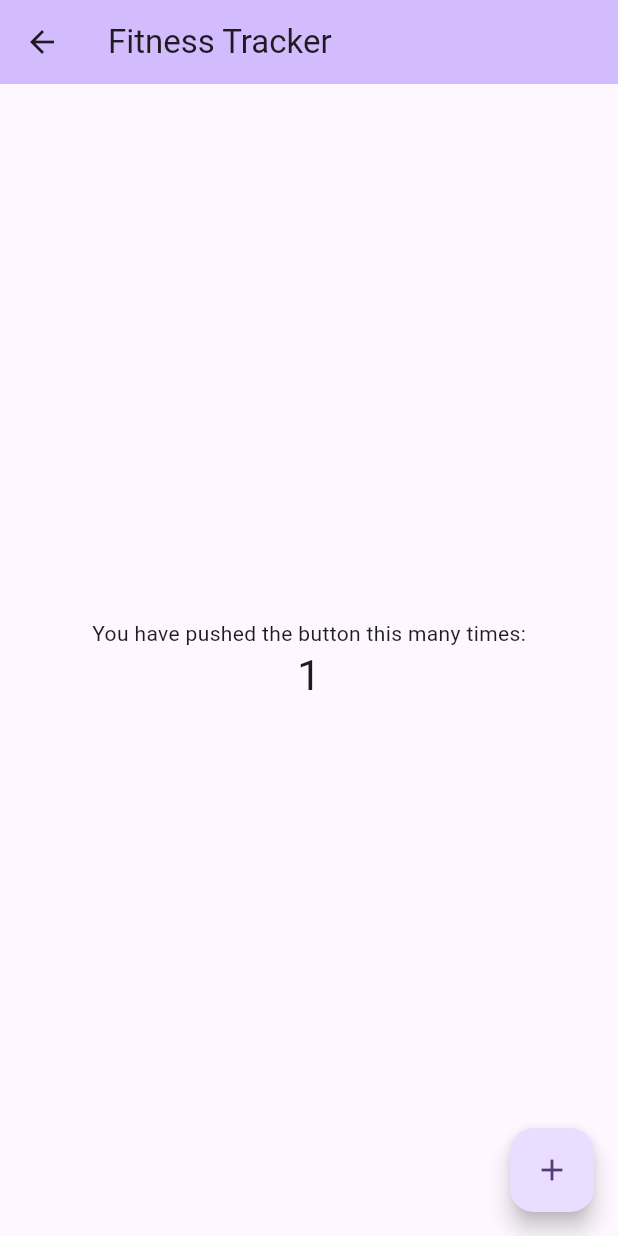
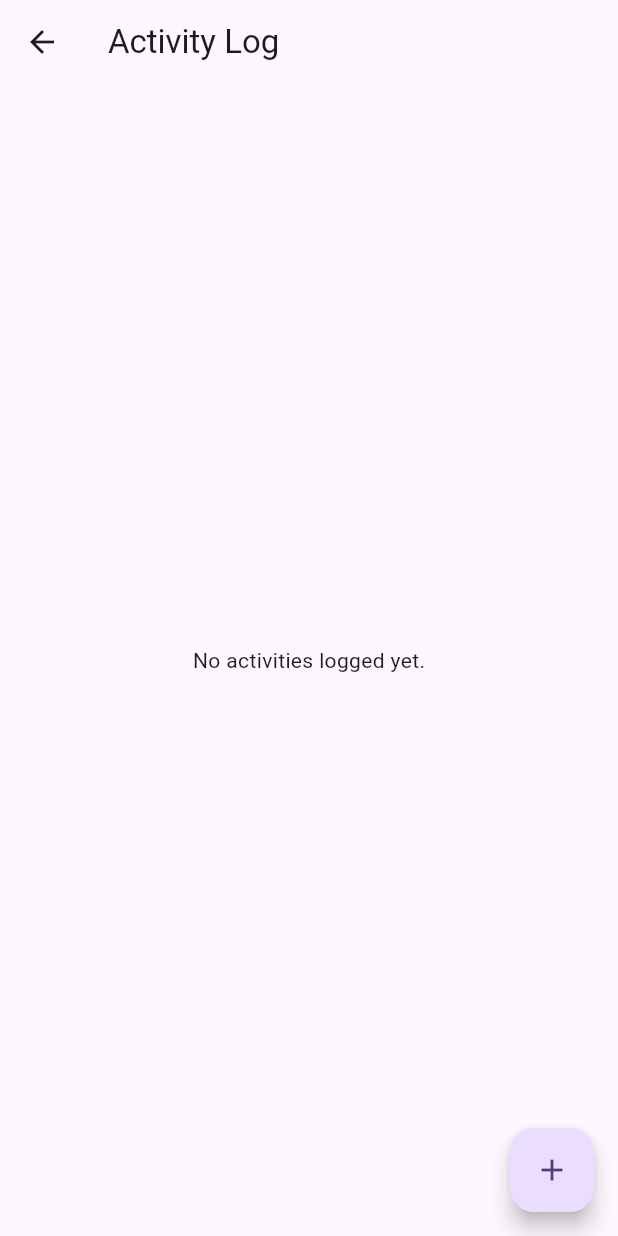
Before and after one commit to AhmedMBA6/CodeAlpha_FitnessTrackerApp, a Flutter app: the MyHomePage screen opened by its route, after a tap on the "add" icon, on a phone screen of 412 x 824 dp. Run offline on Flutter 3.47's test engine with Material 3 defaults, Android fonts, the light colour scheme and no system bars; our stand-ins replace cloud_firestore, equatable, firebase_auth, firebase_core, flutter_bloc, sqflite; accounts and stored records are empty.

Commit message:
integrate Activity Log UI with feature-scoped BlocProvider
- Added ActivityLogListScreen to display all logged activities
- Implemented ActivityLogForm for adding and editing activities with validation
- Used BlocProvider.value to ensure correct cubit access in modals
- Integrated Activity Log navigation and routing

```diff
--- a/lib/core/routing/app_router.dart
+++ b/lib/core/routing/app_router.dart
@@ -11,6 +11,9 @@ import '../../features/auth/presentation/signup/signup_screen.dart';
 import '../../features/user_profile/data/repos/user_profile_repository.dart';
 import '../../features/user_profile/logic/cubit/user_profile_cubit.dart';
 import '../../features/user_profile/presentation/complete_profile_screen.dart';
+import '../../features/activity_log/data/repos/activity_log_repository.dart';
+import '../../features/activity_log/logic/activity_log_cubit.dart';
+import '../../features/activity_log/presentation/activity_log_list_screen.dart';
 
 class AppRouter {
   static Route<dynamic> generateRoute(RouteSettings settings) {
@@ -32,6 +35,12 @@ class AppRouter {
           child: CompleteProfileScreen(),
         );
         break;
+      case Routes.activityLogList:
+        screen = BlocProvider(
+          create: (_) => ActivityLogCubit(ActivityLogRepository())..loadActivities(),
+          child: ActivityLogListScreen(),
+        );
+        break;
       default:
         screen = const Scaffold(body: Center(child: Text('Page not found')));
     }
--- a/lib/core/routing/routes.dart
+++ b/lib/core/routing/routes.dart
@@ -3,4 +3,5 @@ class Routes {
   static const String signupScreen = '/signupScreen';
   static const String homeScreen = '/homeScreen';
   static const String completeProfile = '/completeProfile';
+  static const String activityLogList = '/activityLogList';
 }
--- /dev/null
+++ b/lib/features/activity_log/presentation/activity_log_list_screen.dart
@@ -0,0 +1,92 @@
+import 'package:flutter/material.dart';
+import 'package:flutter_bloc/flutter_bloc.dart';
+import '../logic/activity_log_cubit.dart';
+import '../data/models/activity_log_model.dart';
+import 'widgets/activity_log_form.dart';
+
+class ActivityLogListScreen extends StatelessWidget {
+  const ActivityLogListScreen({super.key});
+
+  void _showForm(BuildContext context, {ActivityLogModel? log}) {
+    final cubit = context.read<ActivityLogCubit>();
+    showModalBottomSheet(
+      context: context,
+      isScrollControlled: true,
+      builder: (ctx) => BlocProvider.value(
+        value: cubit,
+        child: Padding(
+          padding: EdgeInsets.only(
+            bottom: MediaQuery.of(ctx).viewInsets.bottom,
+            left: 16,
+            right: 16,
+            top: 24,
+          ),
+          child: ActivityLogForm(
+            initialLog: log,
+            onSaved: () {
+              Navigator.of(ctx).pop();
+            },
+          ),
+        ),
+      ),
+    );
+  }
+
+  @override
+  Widget build(BuildContext context) {
+    return Scaffold(
+      appBar: AppBar(title: const Text('Activity Log')),
+      body: BlocBuilder<ActivityLogCubit, ActivityLogState>(
+        builder: (context, state) {
+          if (state is ActivityLogLoading) {
+            return const Center(child: CircularProgressIndicator());
+          } else if (state is ActivityLogSuccess) {
+            final activities = state.activities;
+            if (activities.isEmpty) {
+              return const Center(child: Text('No activities logged yet.'));
+            }
+            return ListView.separated(
+              itemCount: activities.length,
+              separatorBuilder: (_, __) => const Divider(height: 1),
+              itemBuilder: (context, i) {
+                final log = activities[i];
+                return ListTile(
+                  title: Text(log.activityType),
+                  subtitle: Text(
+                    'Duration: ${log.duration} min\nCalories: ${log.calories}\nDate: ${log.date.toLocal().toIso8601String().split('T').first}' +
+                    (log.heartRate != null ? '\nHeart Rate: ${log.heartRate}' : '') +
+                    (log.distance != null ? '\nDistance: ${log.distance} km' : ''),
+                  ),
+                  isThreeLine: true,
+                  trailing: Row(
+                    mainAxisSize: MainAxisSize.min,
+                    children: [
+                      IconButton(
+                        icon: const Icon(Icons.edit),
+                        onPressed: () => _showForm(context, log: log),
+                      ),
+                      IconButton(
+                        icon: const Icon(Icons.delete),
+                        onPressed: () => context.read<ActivityLogCubit>().deleteActivity(log.id!),
+                      ),
+                    ],
+                  ),
+                );
+              },
+            );
+          } else if (state is ActivityLogError) {
+            return Center(child: Text('Error: ${state.message}'));
+          }
+          return const SizedBox.shrink();
+        },
+      ),
+      floatingActionButton: Builder(
+        builder: (fabContext) => FloatingActionButton(
+          onPressed: () => _showForm(fabContext),
+          child: const Icon(Icons.add),
+          tooltip: 'Add Activity',
+        ),
+      ),
+    );
+  }
+}
--- a/lib/main.dart
+++ b/lib/main.dart
@@ -25,6 +25,7 @@ class MyApp extends StatelessWidget {
     return MultiBlocProvider(
       providers: [
         BlocProvider(create: (_) => AuthCubit(AuthenticationRepository())),
+
       ],
       child: MaterialApp(
         title: 'Flutter Demo',
@@ -131,7 +132,9 @@ class _MyHomePageState extends State<MyHomePage> {
         ),
       ),
       floatingActionButton: FloatingActionButton(
-        onPressed: _incrementCounter,
+        onPressed: () {
+          Navigator.pushReplacementNamed(context, Routes.activityLogList);
+        },
         tooltip: 'Increment',
         child: const Icon(Icons.add),
       ), // This trailing comma makes auto-formatting nicer for build methods.
```
Also changed, not shown: lib/features/activity_log/presentation/widgets/activity_log_form.dart (added, +160 -0 lines).
